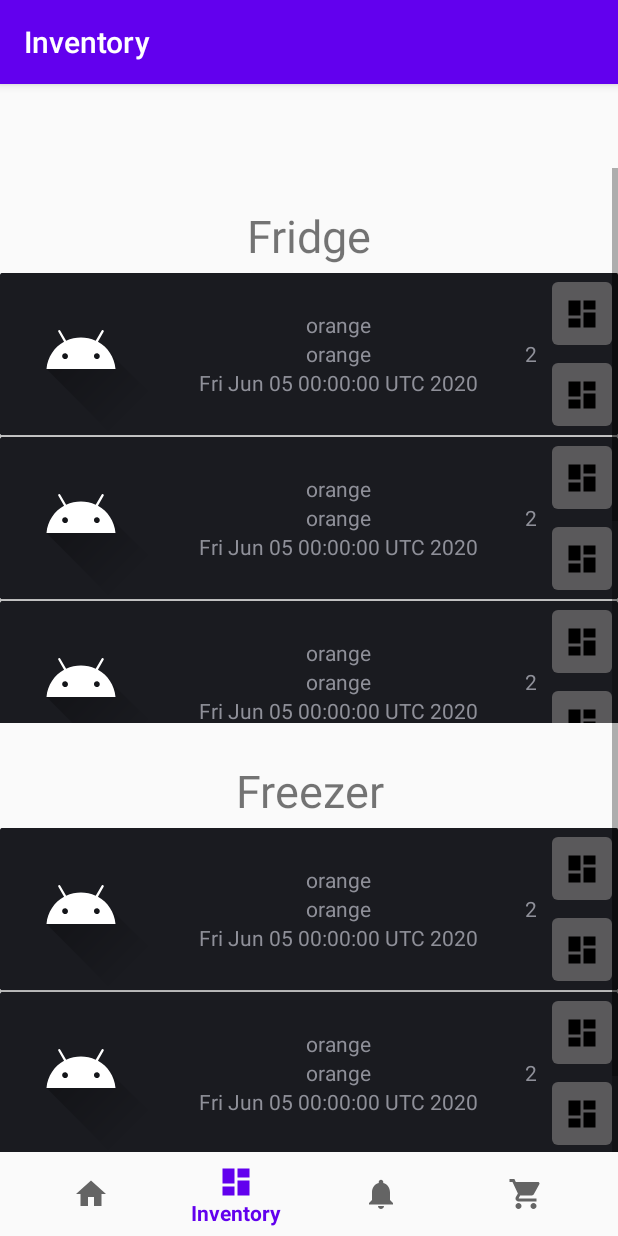
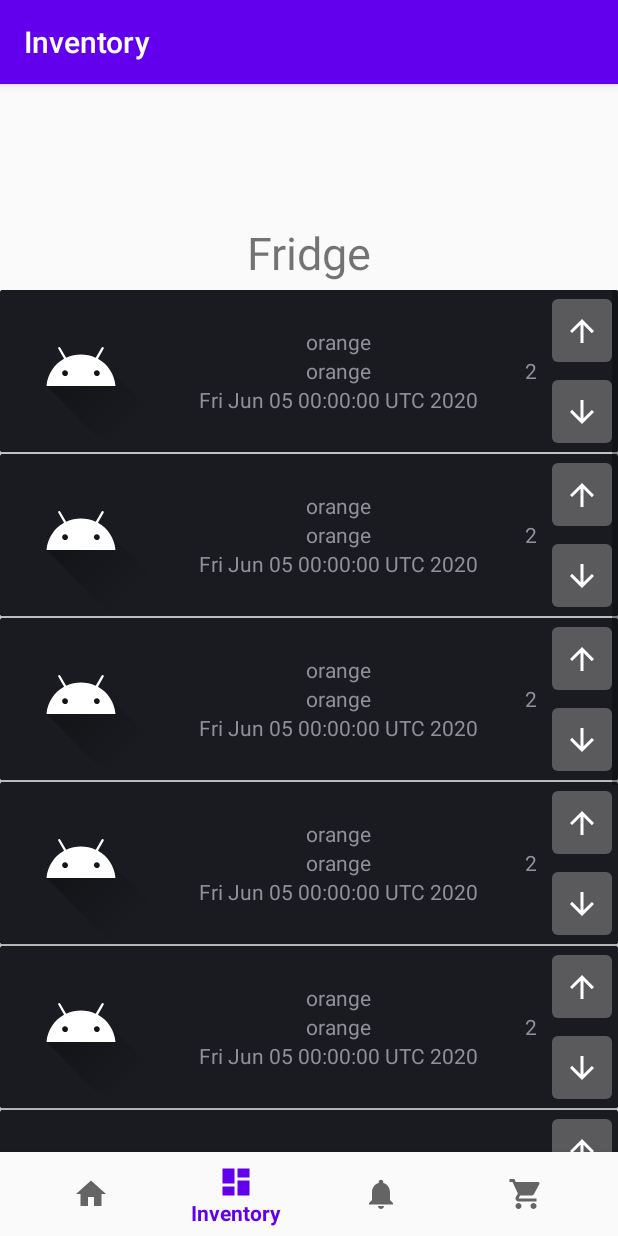
Before and after one commit to lcao1812/Smart_Fridge_Interface, an Android app: the screen it shows after launch (MainActivity), item 2 of the bottom bar chosen, on a phone screen of 412 x 824 dp. Run offline under Robolectric (Android 15) with nearby library versions, the phone set to English and light mode, and no system bars; our stand-ins replace navigation-ui.

Commit message:
removed the fridge freezer seperation and added proper icons for increment and decrement

```diff
--- a/app/src/main/java/com/example/cmsc434smartfridgeproject/ui/inventory/InventoryFragment.java
+++ b/app/src/main/java/com/example/cmsc434smartfridgeproject/ui/inventory/InventoryFragment.java
@@ -31,19 +31,33 @@ public class InventoryFragment extends Fragment {
 
     private InventoryViewModel inventoryViewModel;
     ListView fridgelistView;
-    ListView freezerlistView;
     ScrollView inventoryView;
     CardListAdapter arrayAdapter;
-    public static int [] imgs={R.drawable.ic_launcher_foreground, R.drawable.ic_launcher_foreground,R.drawable.ic_launcher_foreground,R.drawable.ic_launcher_foreground,R.drawable.ic_launcher_foreground,};
+    public static int [] imgs={
+            R.drawable.ic_launcher_foreground,
+            R.drawable.ic_launcher_foreground,
+            R.drawable.ic_launcher_foreground,
+            R.drawable.ic_launcher_foreground,
+            R.drawable.ic_launcher_foreground,
+            R.drawable.ic_launcher_foreground,
+            R.drawable.ic_launcher_foreground,
+            R.drawable.ic_launcher_foreground,
+            R.drawable.ic_launcher_foreground,
+            R.drawable.ic_launcher_foreground,
+    };
     List<FoodItem> list;
     public View onCreateView(@NonNull LayoutInflater inflater,
                              ViewGroup container, Bundle savedInstanceState) {
         inventoryViewModel =
                 ViewModelProviders.of(this).get(InventoryViewModel.class);
         View root = inflater.inflate(R.layout.fragment_inventory, container, false);
-        inventoryView = root.findViewById(R.id.inventory_scroll_view);
         list = new ArrayList<FoodItem>();
         try {
+            list.add(new FoodItem("orange",2,"06 05, 2020",new HashSet(),"Bob"));
+            list.add(new FoodItem("orange",2,"06 05, 2020",new HashSet(),"Bob"));
+            list.add(new FoodItem("orange",2,"06 05, 2020",new HashSet(),"Bob"));
+            list.add(new FoodItem("orange",2,"06 05, 2020",new HashSet(),"Bob"));
+            list.add(new FoodItem("orange",2,"06 05, 2020",new HashSet(),"Bob"));
             list.add(new FoodItem("orange",2,"06 05, 2020",new HashSet(),"Bob"));
             list.add(new FoodItem("orange",2,"06 05, 2020",new HashSet(),"Bob"));
             list.add(new FoodItem("orange",2,"06 05, 2020",new HashSet(),"Bob"));
@@ -55,29 +69,27 @@ public class InventoryFragment extends Fragment {
 
         arrayAdapter = new CardListAdapter(getActivity().getApplicationContext(), R.layout.inventory_list_card, list, imgs);
         fridgelistView = root.findViewById(R.id._fridge_inventory_list);
-        freezerlistView = root.findViewById(R.id._freezer_inventory_list);
 
         fridgelistView.setAdapter(arrayAdapter);
-        freezerlistView.setAdapter(arrayAdapter);
 //        inventoryViewModel.getText().observe(getViewLifecycleOwner(), new Observer<String>() {
 //            @Override
 //            public void onChanged(@Nullable String s) {
 //                textView.setText(s);
 //            }
 //        });
-        fridgelistView.setOnTouchListener(new View.OnTouchListener() {
-            @Override
-            public boolean onTouch(View v, MotionEvent event) {
-                inventoryView.requestDisallowInterceptTouchEvent(true);
-                int action = event.getActionMasked();
-                switch (action) {
-                    case MotionEvent.ACTION_UP:
-                        inventoryView.requestDisallowInterceptTouchEvent(false);
-                        break;
-                }
-                return false;
-            }
-        });
+//        fridgelistView.setOnTouchListener(new View.OnTouchListener() {
+//            @Override
+//            public boolean onTouch(View v, MotionEvent event) {
+//                inventoryView.requestDisallowInterceptTouchEvent(true);
+//                int action = event.getActionMasked();
+//                switch (action) {
+//                    case MotionEvent.ACTION_UP:
+//                        inventoryView.requestDisallowInterceptTouchEvent(false);
+//                        break;
+//                }
+//                return false;
+//            }
+//        });
 //        fridgelistView.setOnTouchListener(new ListView.OnTouchListener() {
 //            @Override
 //            public boolean onTouch(View v, MotionEvent event) {
@@ -99,27 +111,7 @@ public class InventoryFragment extends Fragment {
 //                return true;
 //            }
 //        });
-        freezerlistView.setOnTouchListener(new ListView.OnTouchListener() {
-            @Override
-            public boolean onTouch(View v, MotionEvent event) {
-                int action = event.getAction();
-                switch (action) {
-                    case MotionEvent.ACTION_DOWN:
-                        // Disallow ScrollView to intercept touch events.
-                        v.getParent().requestDisallowInterceptTouchEvent(true);
-                        break;
 
-                    case MotionEvent.ACTION_UP:
-                        // Allow ScrollView to intercept touch events.
-                        v.getParent().requestDisallowInterceptTouchEvent(false);
-                        break;
-                }
-
-                // Handle ListView touch events.
-                v.onTouchEvent(event);
-                return true;
-            }
-        });
         return root;
     }
 }
--- /dev/null
+++ b/app/src/main/res/drawable/ic_baseline_arrow_downward_24.xml
@@ -0,0 +1,10 @@
+<vector xmlns:android="http://schemas.android.com/apk/res/android"
+    android:width="24dp"
+    android:height="24dp"
+    android:viewportWidth="24"
+    android:viewportHeight="24"
+    android:tint="?attr/colorControlNormal">
+  <path
+      android:fillColor="@android:color/white"
+      android:pathData="M20,12l-1.41,-1.41L13,16.17V4h-2v12.17l-5.58,-5.59L4,12l8,8 8,-8z"/>
+</vector>
--- /dev/null
+++ b/app/src/main/res/drawable/ic_baseline_arrow_upward_24.xml
@@ -0,0 +1,10 @@
+<vector xmlns:android="http://schemas.android.com/apk/res/android"
+    android:width="24dp"
+    android:height="24dp"
+    android:viewportWidth="24"
+    android:viewportHeight="24"
+    android:tint="?attr/colorControlNormal">
+  <path
+      android:fillColor="@android:color/white"
+      android:pathData="M4,12l1.41,1.41L11,7.83V20h2V7.83l5.58,5.59L20,12l-8,-8 -8,8z"/>
+</vector>
--- a/app/src/main/res/layout/fragment_inventory.xml
+++ b/app/src/main/res/layout/fragment_inventory.xml
@@ -6,12 +6,6 @@
     android:layout_height="match_parent"
     tools:context=".ui.inventory.InventoryFragment">
 
-    <ScrollView
-        android:layout_width="match_parent"
-        android:layout_height="match_parent"
-        android:id="@+id/inventory_scroll_view"
-        android:fillViewport="true"
-        >
 
     <LinearLayout
         android:layout_width="wrap_content"
@@ -27,45 +21,22 @@
             android:layout_width="match_parent"
             android:layout_height="50dp"
             android:layout_marginLeft="10dp"
-                android:layout_marginTop="20dp"
             android:layout_marginRight="10dp"
+            android:gravity="center"
             android:text="Fridge"
-                android:gravity="center"
-                android:textSize="30dp"
-                app:layout_constraintBottom_toTopOf="@id/_fridge_inventory_list"
-                app:layout_constraintStart_toStartOf="parent"
-                app:layout_constraintTop_toTopOf="parent"
-                />
-
-            <ListView
-                android:id="@+id/_fridge_inventory_list"
-                android:layout_width="match_parent"
-                android:layout_height="300dp"
-                app:layout_constraintBottom_toTopOf="@id/_fridge_inventory_list"
-                app:layout_constraintStart_toEndOf="@id/_fridge_inventory_list_header"
-                app:layout_constraintTop_toBottomOf="@id/_fridge_inventory_list_header" />
-
-            <TextView
-                android:id="@+id/_freezer_inventory_list_header"
-                android:layout_width="match_parent"
-                android:layout_height="50dp"
-                android:layout_marginLeft="10dp"
-                android:layout_marginTop="20dp"
-                android:layout_marginRight="10dp"
-                android:text="Freezer"
-                android:gravity="center"
             android:textSize="30dp"
             app:layout_constraintBottom_toTopOf="@id/_fridge_inventory_list"
             app:layout_constraintStart_toStartOf="parent"
             app:layout_constraintTop_toTopOf="parent" />
 
         <ListView
-                android:id="@+id/_freezer_inventory_list"
+            android:id="@+id/_fridge_inventory_list"
             android:layout_width="match_parent"
-                android:layout_height="300dp"
+            android:layout_height="600dp"
             app:layout_constraintBottom_toTopOf="@id/_fridge_inventory_list"
             app:layout_constraintStart_toEndOf="@id/_fridge_inventory_list_header"
             app:layout_constraintTop_toBottomOf="@id/_fridge_inventory_list_header" />
+
     </LinearLayout>
-    </ScrollView>
+
 </androidx.constraintlayout.widget.ConstraintLayout>
--- a/app/src/main/res/layout/inventory_list_card.xml
+++ b/app/src/main/res/layout/inventory_list_card.xml
@@ -85,13 +85,13 @@
                    android:layout_width="wrap_content"
                    android:layout_height="wrap_content"
                    android:layout_weight="1"
-                   android:src="@drawable/ic_dashboard_black_24dp"
+                   android:src="@drawable/ic_baseline_arrow_upward_24"
                    />
                 <ImageButton
                     android:layout_width="wrap_content"
                     android:layout_height="wrap_content"
                     android:layout_weight="1"
-                    android:src="@drawable/ic_dashboard_black_24dp"
+                    android:src="@drawable/ic_baseline_arrow_downward_24"
                     />
             </LinearLayout>
         </LinearLayout>
```
Lines whose indentation alone changed are shown as unchanged.
